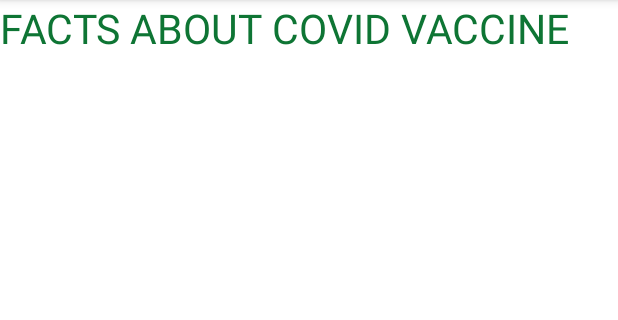
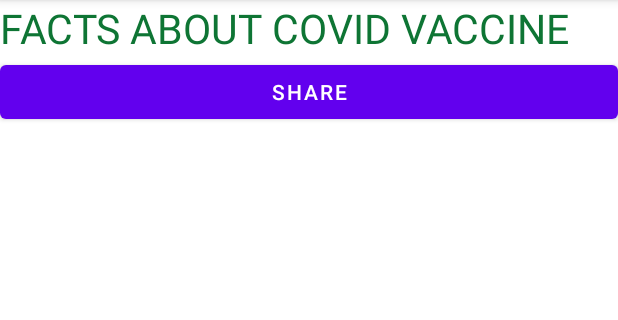
Before and after one commit to Bree4848/covid_know, an Android app: the VaccineFacts screen opened directly, with no data from a screen before it, on a phone screen of 412 x 824 dp, the part 84-404 px from its top. Run offline under Robolectric (Android 15) with nearby library versions, the phone set to English and light mode, and no system bars; 1 statement that could not run was skipped.

Commit message:
added shareButton

```diff
--- a/app/src/main/res/layout/activity_daily_stats.xml
+++ b/app/src/main/res/layout/activity_daily_stats.xml
@@ -30,9 +30,5 @@
         android:layout_height="wrap_content"
         android:text="BACK" />
 
-    <Button
-        android:id="@+id/share"
-        android:layout_width="match_parent"
-        android:layout_height="wrap_content"
-        android:text="SHARE" />
+
 </LinearLayout>
--- a/app/src/main/res/layout/activity_vaccine_facts.xml
+++ b/app/src/main/res/layout/activity_vaccine_facts.xml
@@ -13,5 +13,16 @@
         android:textColor="@color/myColorGreen"
         android:textSize="27sp" />
 
+    <ImageView
+        android:id="@+id/shareImage"
+        android:layout_width="match_parent"
+        android:layout_height="wrap_content"/>
+
+    <Button
+        android:id="@+id/share"
+        android:layout_width="match_parent"
+        android:layout_height="wrap_content"
+        android:text="SHARE" />
+
 
 </LinearLayout>
```
Also changed, not shown: app/src/main/java/com/pekeyake/covid_know/VaccineFacts.kt (+38 -1 lines), app/src/main/res/layout/activity_home.xml (+13 -9 lines).
